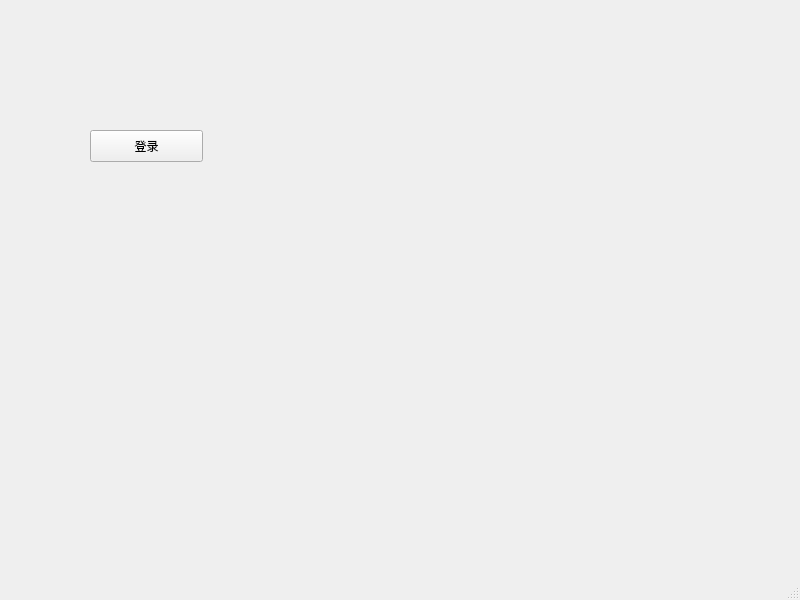
The window that 01_HelloQt/mainwindow.ui (silence0201/audio-video-learn) describes before a commit, drawn with Qt 5.
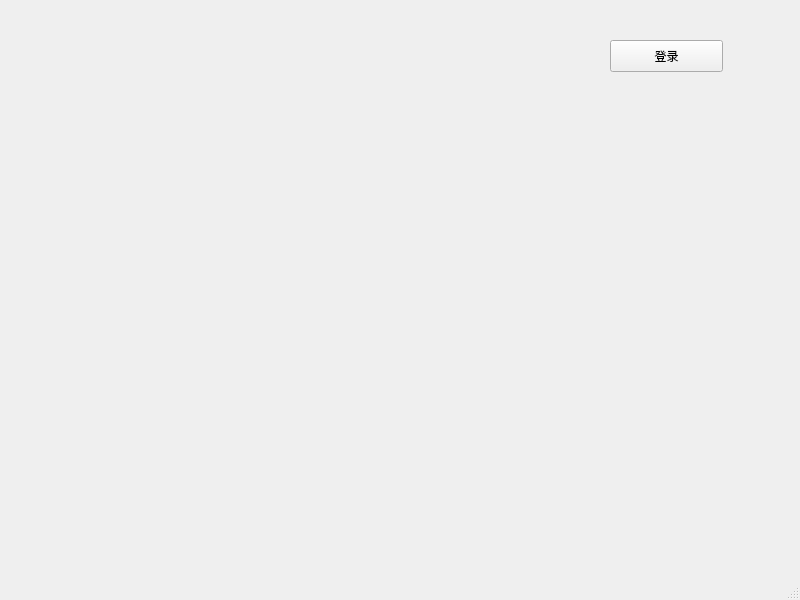
The same window after the commit.

```diff
--- a/01_HelloQt/mainwindow.ui
+++ b/01_HelloQt/mainwindow.ui
@@ -17,8 +17,8 @@
    <widget class="QPushButton" name="pushButton">
     <property name="geometry">
      <rect>
-      <x>90</x>
-      <y>130</y>
+      <x>610</x>
+      <y>40</y>
       <width>113</width>
       <height>32</height>
      </rect>
```
